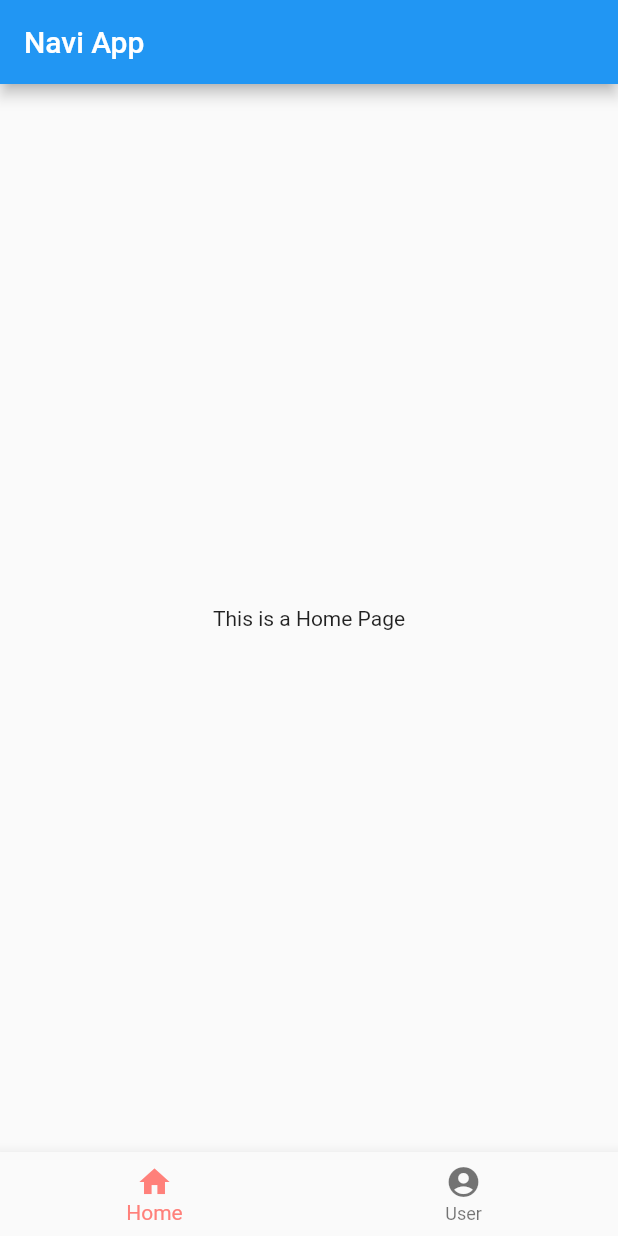
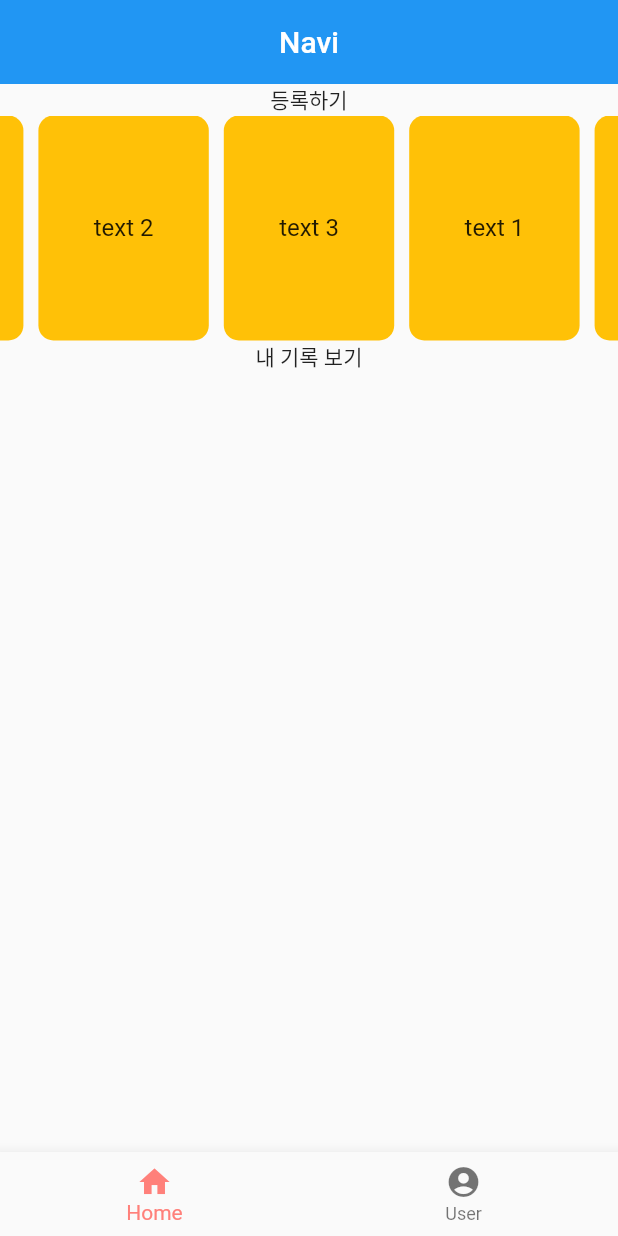
Before and after one commit to 2022-solution-challenge/PDG-fe-study-sy, a Flutter app: the screen it shows after launch, on a phone screen of 412 x 824 dp. Run offline on Flutter 3.47's test engine with Material 2 defaults, Android fonts, the phone set to English and light mode, and no system bars; drawn by our look-alikes of carousel_slider.

Commit message:
Add : Horizontal Slider Widget in mainPage

```diff
--- a/dart_tutorial/dart_tutorial_001/bin/dart_tutorial_001.dart
+++ b/dart_tutorial/dart_tutorial_001/bin/dart_tutorial_001.dart
@@ -1,4 +1,4 @@
-import 'package:dart_tutorial_001/dart_tutorial_001.dart' as dart_tutorial_001;
+// import 'package:dart_tutorial_001/dart_tutorial_001.dart' as dart_tutorial_001;
 import 'dart:io';
 
 void main() {
--- a/flutter_test_app/lib/main.dart
+++ b/flutter_test_app/lib/main.dart
@@ -1,4 +1,5 @@
 import 'package:flutter/material.dart';
+import 'package:carousel_slider/carousel_slider.dart';
 
 void main() => runApp(const MyApp());
 
@@ -21,10 +22,44 @@ class HomePage extends StatelessWidget {
 
   @override
   Widget build(BuildContext context) {
-    return Center(
-      child: Text('This is a Home Page'),
-    );
+    return Column(children: <Widget>[
+      _signUpParents(),
+      _whereToGo(),
+      _myRecords(),
+    ]);
   }
+}
+
+Widget _signUpParents() {
+  return Text('등록하기');
+}
+
+Widget _whereToGo() {
+  return CarouselSlider(
+    options: CarouselOptions(
+    height: 150.0,
+    viewportFraction: 0.3,
+    initialPage: 2,),
+    items: [1, 2, 3].map((i) { //items의 개수를 동적으로 설정할 필요
+      return Builder(
+        builder: (BuildContext context) {
+          return Container(
+              width: MediaQuery.of(context).size.width,
+              margin: EdgeInsets.symmetric(horizontal: 5.0),
+              decoration: BoxDecoration(color: Colors.amber, borderRadius: BorderRadius.circular(10)),
+              child: Center(
+                child : Text(
+                'text $i',
+                style: TextStyle(fontSize: 16.0),
+              )));
+        },
+      );
+    }).toList(),
+  );
+}
+
+Widget _myRecords() {
+  return Text('내 기록 보기');
 }
 
 class UserPage extends StatelessWidget {
@@ -37,7 +72,6 @@ class UserPage extends StatelessWidget {
     );
   }
 }
-
 
 class MyStatefulWidget extends StatefulWidget {
   const MyStatefulWidget({Key? key}) : super(key: key);
@@ -65,7 +99,9 @@ class _MyStatefulWidgetState extends State<MyStatefulWidget> {
   Widget build(BuildContext context) {
     return Scaffold(
       appBar: AppBar(
-        title: const Text('Navi App'),
+        title: const Text('Navi'),
+        elevation: 0.0,
+        centerTitle: true,
       ),
       body: Center(
         child: _widgetOptions.elementAt(_selectedIndex),
--- a/flutter_test_app/pubspec.yaml
+++ b/flutter_test_app/pubspec.yaml
@@ -3,7 +3,7 @@ description: A new Flutter project.
 
 # The following line prevents the package from being accidentally published to
 # pub.dev using `flutter pub publish`. This is preferred for private packages.
-publish_to: 'none' # Remove this line if you wish to publish to pub.dev
+publish_to: "none" # Remove this line if you wish to publish to pub.dev
 
 # The following defines the version and build number for your application.
 # A version number is three numbers separated by dots, like 1.2.43
@@ -27,9 +27,9 @@ environment:
 # the latest version available on pub.dev. To see which dependencies have newer
 # versions available, run `flutter pub outdated`.
 dependencies:
+  carousel_slider: ^4.0.0
   flutter:
     sdk: flutter
-
 
   # The following adds the Cupertino Icons font to your application.
   # Use with the CupertinoIcons class for iOS style icons.
@@ -51,7 +51,6 @@ dev_dependencies:
 
 # The following section is specific to Flutter.
 flutter:
-
   # The following line ensures that the Material Icons font is
   # included with your application, so that you can use the icons in
   # the material Icons class.
```
Also changed, not shown: flutter_test_app/pubspec.lock.
